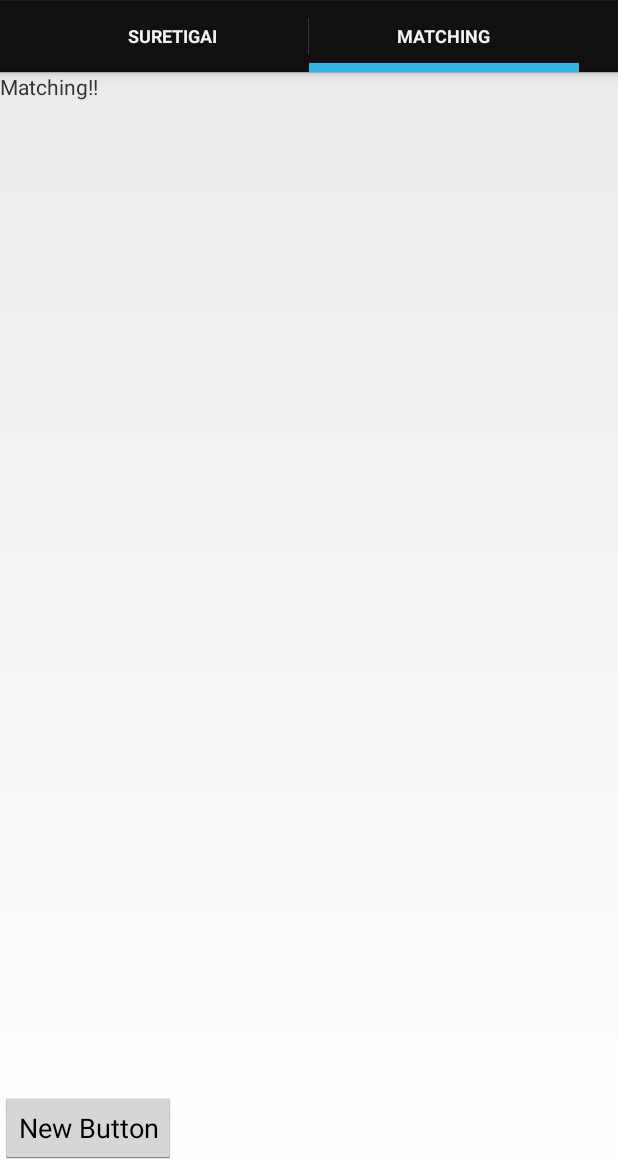
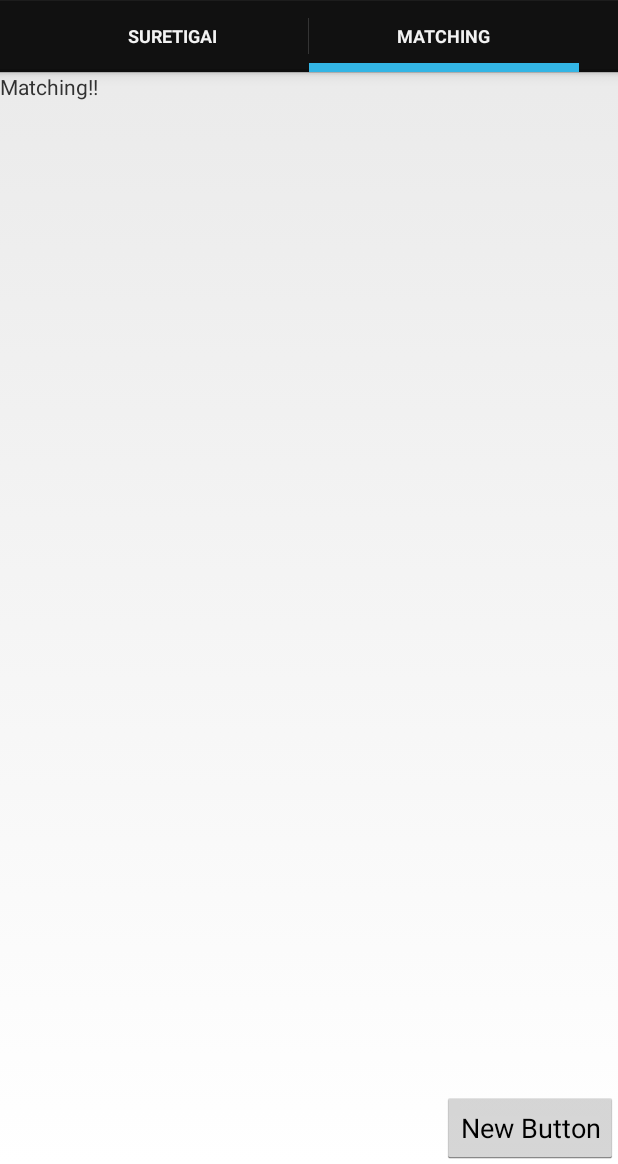
Before and after one commit to tbtyuk/BikeCommunity, an Android app: the screen it shows after launch (MyActivity), tab 2 chosen, on a phone screen of 412 x 824 dp, the part 72-1236 px from its top. Run offline under Robolectric (Android 15) with nearby library versions, the phone set to English and light mode, and no system bars.

Commit message:
ボタン変更

```diff
--- a/app/src/main/res/layout/fragment_matching.xml
+++ b/app/src/main/res/layout/fragment_matching.xml
@@ -15,6 +15,6 @@
         android:layout_height="wrap_content"
         android:text="New Button"
         android:id="@+id/button"
-        android:layout_gravity="left|bottom" />
+        android:layout_gravity="right|bottom" />
 
 </FrameLayout>
```
